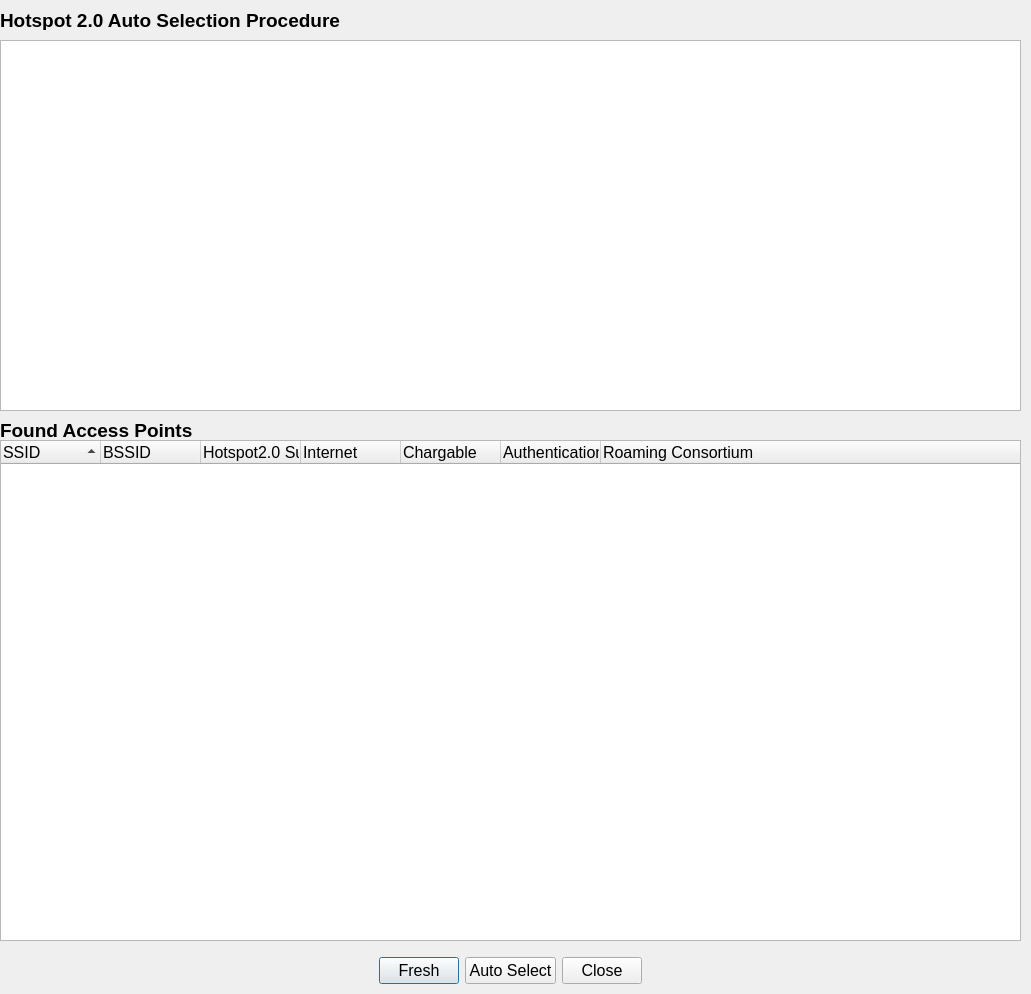
Above: wpa_supplicant/wpa_gui-qt4/hotspot2.ui from furtherLee/wpa_supplicant_demo before the change. Below: the same form after it.
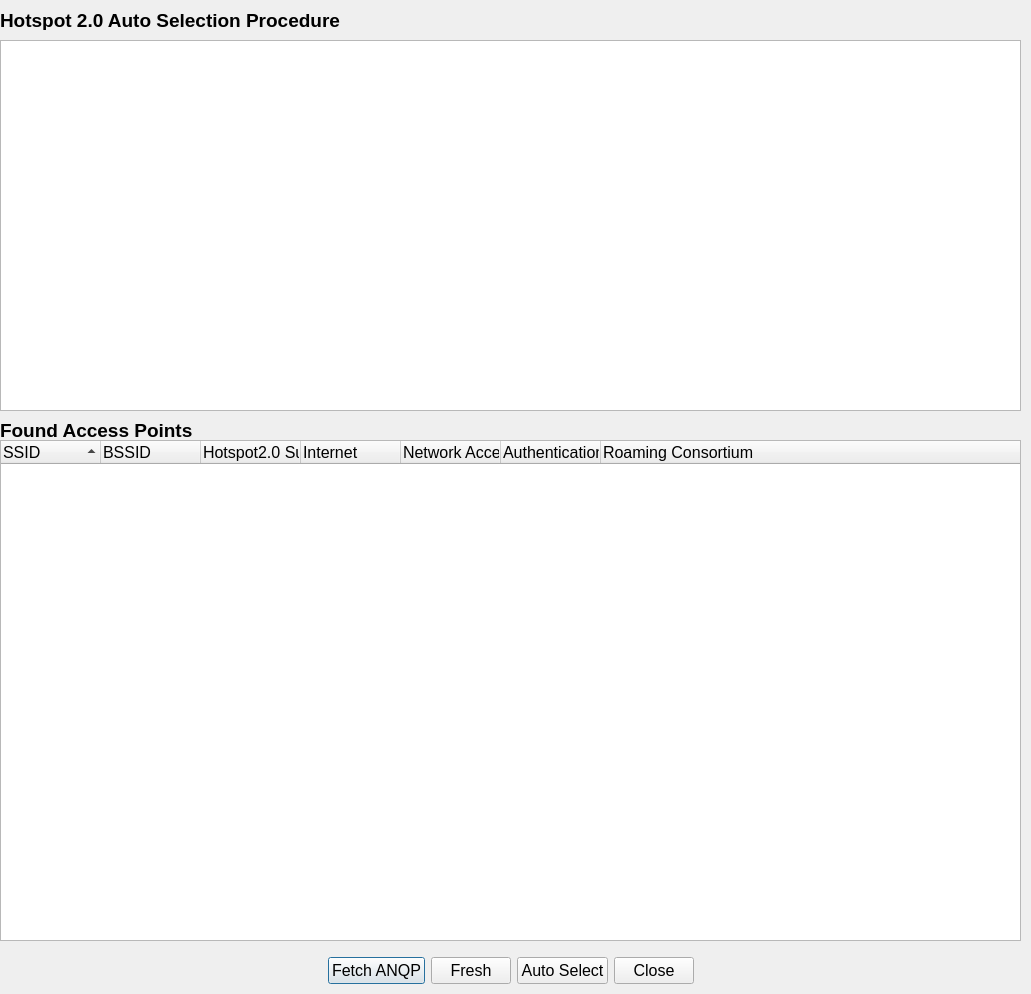
That is the form after the change.

Commit message: notify anqp fetch completed

The edit to the form file:
```diff
--- a/wpa_supplicant/wpa_gui-qt4/hotspot2.ui
+++ b/wpa_supplicant/wpa_gui-qt4/hotspot2.ui
@@ -68,6 +68,13 @@
       </property>
      </spacer>
     </item>
+    <item>
+     <widget class="QPushButton" name="fetchANQPButton">
+      <property name="text">
+       <string>Fetch ANQP</string>
+      </property>
+     </widget>
+    </item>
     <item>
      <widget class="QPushButton" name="freshButton">
       <property name="text">
@@ -155,7 +162,7 @@
    </column>
    <column>
     <property name="text">
-     <string>Chargable</string>
+     <string>Network Access Type</string>
     </property>
    </column>
    <column>
```
The commit also changes 3 other files.
